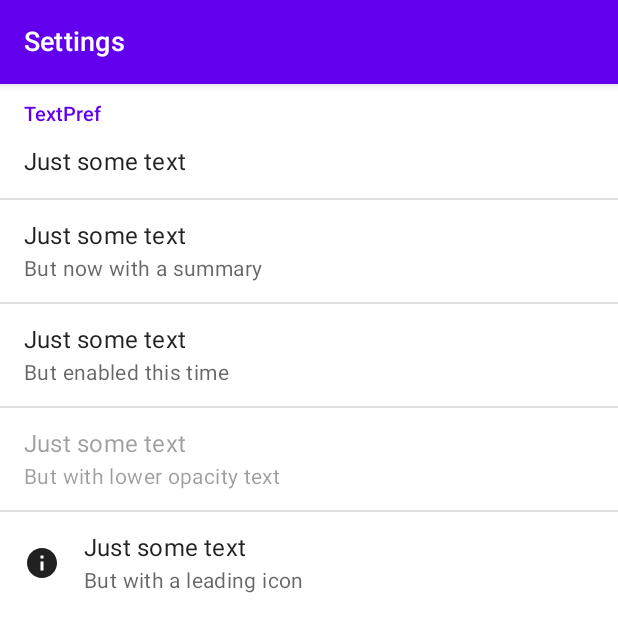
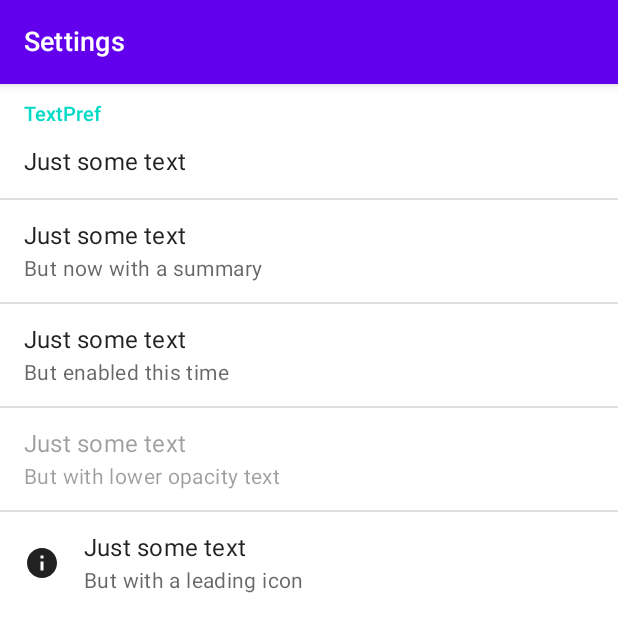
Before and after one commit to JamalMulla/ComposePrefs, an Android app built with Jetpack Compose: the screen it shows after launch (MainActivity), on a phone screen of 412 x 824 dp, the top half of it. Run offline under Robolectric (Android 15) with nearby library versions, the phone set to English and light mode, and no system bars.

Commit message:
Refactored GroupHeader and added option for text colour. Additionally, added option for content colour in ListPref (#2)

```diff
--- a/ComposePrefs/build.gradle
+++ b/ComposePrefs/build.gradle
@@ -11,7 +11,7 @@ android {
         minSdk 21
         targetSdk 31
         versionCode 1
-        versionName "1.0"
+        versionName "1.0.1"
 
         testInstrumentationRunner "androidx.test.runner.AndroidJUnitRunner"
         consumerProguardFiles "consumer-rules.pro"
@@ -54,7 +54,7 @@ afterEvaluate {
 
                 groupId = 'com.github.jamalmulla'
                 artifactId = 'ComposePrefs'
-                version = '1.0'
+                version = '1.0.1'
             }
         }
     }
--- a/ComposePrefs/src/main/java/com/jamal/composeprefs/ui/PrefCategoryHeader.kt
+++ b/ComposePrefs/src/main/java/com/jamal/composeprefs/ui/GroupHeader.kt
@@ -9,12 +9,14 @@ import androidx.compose.material.Text
 import androidx.compose.runtime.Composable
 import androidx.compose.ui.Alignment
 import androidx.compose.ui.Modifier
+import androidx.compose.ui.graphics.Color
 import androidx.compose.ui.text.font.FontWeight
 import androidx.compose.ui.unit.dp
 
 @Composable
-fun PrefsCategoryHeader(
-    title: String
+fun GroupHeader(
+    title: String,
+    color: Color = MaterialTheme.colors.primary
 ) {
     Box(
         Modifier
@@ -26,7 +28,7 @@ fun PrefsCategoryHeader(
     ) {
         Text(
             title,
-            color = MaterialTheme.colors.primary,
+            color = color,
             fontSize = LocalTextStyle.current.fontSize.times(FontSizeMultiplier),
             fontWeight = FontWeight.SemiBold
         )
--- a/ComposePrefs/src/main/java/com/jamal/composeprefs/ui/PrefDsl.kt
+++ b/ComposePrefs/src/main/java/com/jamal/composeprefs/ui/PrefDsl.kt
@@ -18,12 +18,20 @@ interface PrefsScope {
     fun prefsItem(content: @Composable PrefsScope.() -> Unit)
 
     /**
-     * Adds a group of Prefs
+     * Adds a group of Prefs with a title.
      *
      * @param title Group header text. Will be shown above the list of Prefs
      * @param items All the prefs in this group
      */
     fun prefsGroup(title: String, items: PrefsScope.() -> Unit)
+
+    /**
+     * Adds a group of Prefs. This overload is intended for passing in a [GroupHeader] if you want more control over the header.
+     *
+     * @param header Group header. Will be shown above the list of Prefs
+     * @param items All the prefs in this group
+     */
+    fun prefsGroup(header: @Composable PrefsScope.() -> Unit, items: PrefsScope.() -> Unit)
 }
 
 internal class PrefsScopeImpl : PrefsScope {
@@ -52,12 +60,32 @@ internal class PrefsScopeImpl : PrefsScope {
         // - if current current item is header of new group
         // - if current item is end of group
 
-
         // add header index so we know where each group starts
         _headerIndexes.add(this.prefsItems.size)
 
         this.prefsItem {
-            PrefsCategoryHeader(title)
+            GroupHeader(title)
+        }
+
+        // add all children to hierarchy
+        this.apply(items)
+
+        this.prefsItem { Spacer(modifier = Modifier.height(16.dp)) }
+
+        // add totalSize -2/-1 to footerIndexes as that is the index of the last item added and the spacer respectively
+        _footerIndexes.add(this.prefsItems.size - 2)
+        _footerIndexes.add(this.prefsItems.size - 1)
+    }
+
+    override fun prefsGroup(
+        header: @Composable PrefsScope.() -> Unit,
+        items: PrefsScope.() -> Unit
+    ) {
+        // add header index so we know where each group starts
+        _headerIndexes.add(this.prefsItems.size)
+
+        this.prefsItem {
+            header()
         }
 
         // add all children to hierarchy
--- a/ComposePrefs/src/main/java/com/jamal/composeprefs/ui/prefs/ListPref.kt
+++ b/ComposePrefs/src/main/java/com/jamal/composeprefs/ui/prefs/ListPref.kt
@@ -18,8 +18,6 @@ import androidx.datastore.preferences.core.stringPreferencesKey
 import com.jamal.composeprefs.ui.LocalPrefsDataStore
 import kotlinx.coroutines.launch
 import java.lang.Exception
-
-//TODO useSelectedAsSummary
 
 /**
  * Preference that shows a list of entries in a Dialog where a single entry can be selected at one time.
@@ -48,6 +46,7 @@ fun ListPref(
     onValueChange: ((String) -> Unit)? = null,
     useSelectedAsSummary: Boolean = false,
     dialogBackgroundColor: Color = MaterialTheme.colors.surface,
+    contentColor: Color = contentColorFor(dialogBackgroundColor),
     textColor: Color = MaterialTheme.colors.onBackground,
     enabled: Boolean = true,
     entries: Map<String, String> = mapOf()
@@ -133,6 +132,7 @@ fun ListPref(
 
             },
             backgroundColor = dialogBackgroundColor,
+            contentColor = contentColor,
             properties = DialogProperties(
                 usePlatformDefaultWidth = true
             ),
--- a/app/src/main/java/com/jamal/composeprefssample/SettingsScreen.kt
+++ b/app/src/main/java/com/jamal/composeprefssample/SettingsScreen.kt
@@ -10,9 +10,9 @@ import androidx.compose.ui.ExperimentalComposeUiApi
 import androidx.compose.ui.platform.LocalContext
 import androidx.compose.ui.text.font.FontWeight
 import androidx.compose.ui.unit.sp
+import com.jamal.composeprefs.ui.GroupHeader
 import com.jamal.composeprefs.ui.PrefsScreen
 import com.jamal.composeprefs.ui.prefs.*
-
 
 @ExperimentalMaterialApi
 @ExperimentalComposeUiApi
@@ -22,7 +22,12 @@ fun SettingsScreen() {
 
         PrefsScreen(dataStore = LocalContext.current.dataStore) {
 
-            prefsGroup("TextPref") {
+            prefsGroup({
+                GroupHeader(
+                    title = "TextPref",
+                    color = MaterialTheme.colors.secondary
+                )
+            }) {
                 prefsItem { TextPref(title = "Just some text") }
                 prefsItem { TextPref(title = "Just some text", summary = "But now with a summary") }
                 prefsItem {
```
Also changed, not shown: 2 other files.
